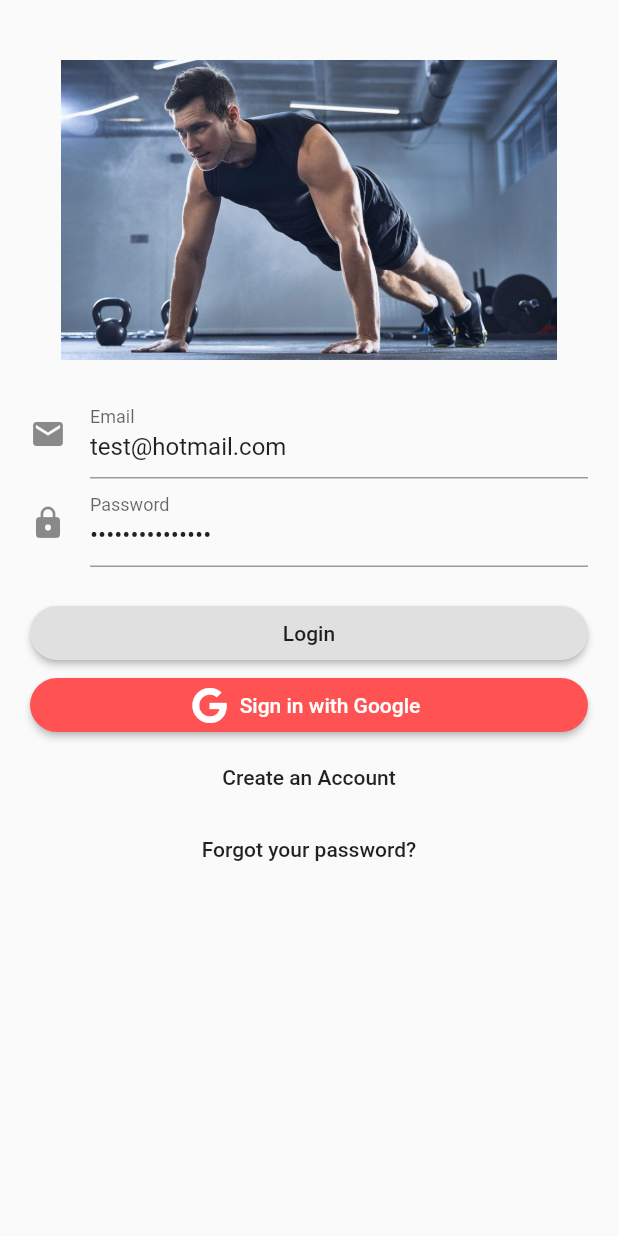
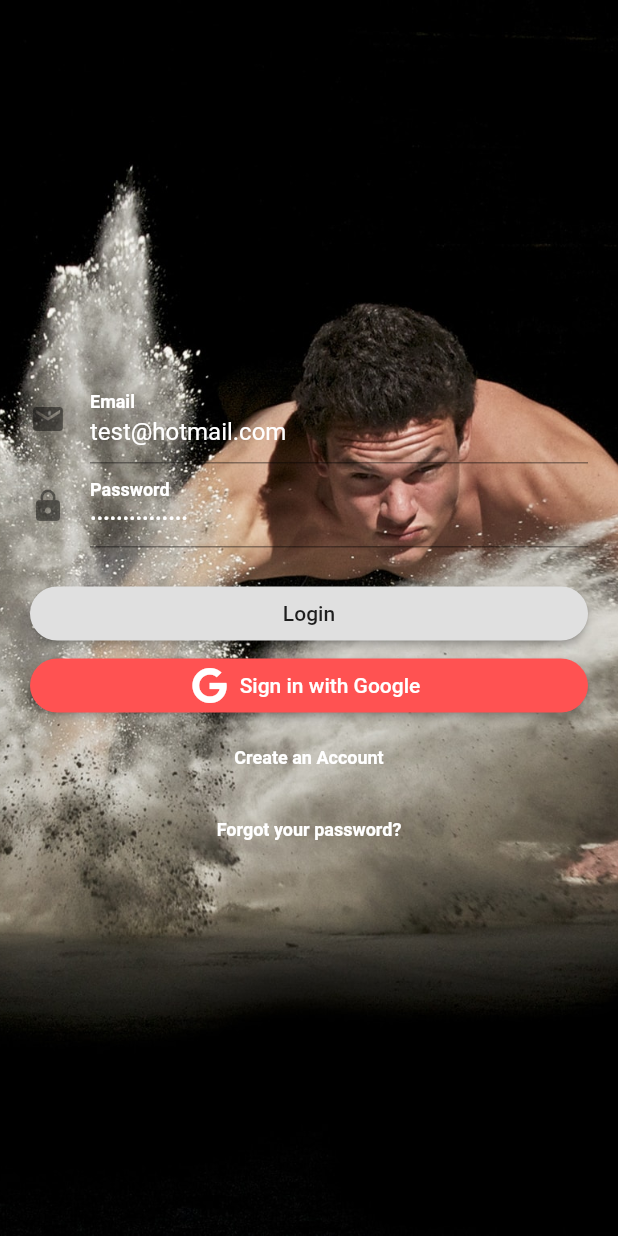
Before and after one commit to joakiti/PushupsApp, a Flutter app: the screen it shows after launch, on a phone screen of 412 x 824 dp. Run offline on Flutter 3.47's test engine with Material 2 defaults, Android fonts, the phone set to English and light mode, and no system bars; our stand-ins replace bloc, dotted_border, equatable, firebase_auth, flare_flutter, flutter_bloc and 6 more; accounts and stored records are empty.

Commit message:
new update for levels

```diff
--- /dev/null
+++ b/lib/models/sets/set_level.dart
@@ -0,0 +1,9 @@
+import 'package:flutter/material.dart';
+import 'package:project_nash_equilibrium/models/sets/sets.dart';
+
+class SetLevel {
+  List<Sets> sets;
+  int level;
+
+  SetLevel({@required this.sets, @required this.level});
+}
--- a/lib/models/sets/sets.dart
+++ b/lib/models/sets/sets.dart
@@ -4,11 +4,8 @@ import 'package:flutter/material.dart';
 class Sets extends Equatable {
   Sets({
     @required this.set,
-    @required this.level,
-  })  : total = set.reduce((a, b) => a + b),
-        super([set, level]);
+  })  : total = set.reduce((a, b) => a + b);
 
   final List<int> set;
   final int total;
-  final int level;
 }
--- a/lib/pages/main/mainPage.dart
+++ b/lib/pages/main/mainPage.dart
@@ -4,6 +4,8 @@ import 'package:font_awesome_flutter/font_awesome_flutter.dart';
 import 'package:project_nash_equilibrium/helpers/helpers.dart';
 import 'package:project_nash_equilibrium/interfaces/MainPageInterface.dart';
 import 'package:project_nash_equilibrium/models/mainpage/bloc.dart';
+import 'package:project_nash_equilibrium/pages/main/mainPage/historyPage.dart';
+import 'package:project_nash_equilibrium/pages/main/mainPage/levelsPage.dart';
 
 import 'mainPage/notificationPage.dart';
 import 'mainPage/setPage.dart';
@@ -18,7 +20,7 @@ class MainPage extends StatefulWidget {
 class _MainPageState extends State<MainPage> {
   PageController controller;
 
-  List<MainPageInterface> get pages => [NotificationPage(), SetPage(), ];
+  List<MainPageInterface> get pages => [NotificationPage(), SetPage(), LevelsPage(), HistoryPage()];
 
   @override
   void initState() {
--- a/lib/pages/main/mainPage/setPage.dart
+++ b/lib/pages/main/mainPage/setPage.dart
@@ -190,7 +190,7 @@ class _SetPageState extends State<SetPage>
           child: Align(
             alignment: Alignment.center,
             child: Padding(
-              child: Text("LEVEL " + sets.level.toString(),
+              child: Text("LEVEL " + "2",//sets.level.toString(),
                   style: TextStyle(
                       fontWeight: FontWeight.bold,
                       fontStyle: FontStyle.italic,
--- a/lib/pages/sign_in/buttons/create_account_button.dart
+++ b/lib/pages/sign_in/buttons/create_account_button.dart
@@ -1,5 +1,6 @@
 
 import 'package:flutter/material.dart';
+import 'package:project_nash_equilibrium/helpers/TextStyleProvider.dart';
 import 'package:project_nash_equilibrium/models/repositories/user_repository.dart';
 
 import '../register_screen.dart';
@@ -16,6 +17,7 @@ class CreateAccountButton extends StatelessWidget {
     return FlatButton(
       child: Text(
         'Create an Account',
+        style: TextStyleProvider.bold(12),
       ),
       onPressed: () {
         Navigator.of(context).push(
--- a/lib/pages/sign_in/buttons/lost_password_button.dart
+++ b/lib/pages/sign_in/buttons/lost_password_button.dart
@@ -1,4 +1,5 @@
 import 'package:flutter/material.dart';
+import 'package:project_nash_equilibrium/helpers/TextStyleProvider.dart';
 import 'package:project_nash_equilibrium/models/repositories/user_repository.dart';
 
 import '../register_screen.dart';
@@ -11,9 +12,11 @@ class LostPasswordButton extends StatelessWidget {
 
   @override
   Widget build(BuildContext context) {
-    return FlatButton(
+    return Container(
+      child: FlatButton(
           child: Text(
             'Forgot your password?',
+            style: TextStyleProvider.bold(12),
           ),
           onPressed: () {
             showDialog(
@@ -27,7 +30,8 @@ class LostPasswordButton extends StatelessWidget {
                     ],
                   );
                 });
-        });
+          }),
+    );
   }
 //_userRepository.resetUserPassword(user)
 /**
--- a/lib/pages/sign_in/login_form.dart
+++ b/lib/pages/sign_in/login_form.dart
@@ -1,5 +1,7 @@
 import 'package:flutter/material.dart';
+import 'package:flutter/painting.dart';
 import 'package:flutter_bloc/flutter_bloc.dart';
+import 'package:project_nash_equilibrium/helpers/TextStyleProvider.dart';
 import 'package:project_nash_equilibrium/models/bloc.dart';
 import 'package:project_nash_equilibrium/models/repositories/user_repository.dart';
 import 'package:project_nash_equilibrium/pages/sign_in/buttons/lost_password_button.dart';
@@ -7,6 +9,7 @@ import 'buttons/create_account_button.dart';
 import 'buttons/google_login_button.dart';
 import 'buttons/login_button.dart';
 import 'login/bloc.dart';
+import 'dart:ui' as ui;
 
 class LoginForm extends StatefulWidget {
   final UserRepository _userRepository;
@@ -19,8 +22,10 @@ class LoginForm extends StatefulWidget {
 }
 
 class _LoginFormState extends State<LoginForm> {
-  final TextEditingController _emailController = TextEditingController(text: "test@hotmail.com");
-  final TextEditingController _passwordController = TextEditingController(text: "secretpassword1");
+  final TextEditingController _emailController =
+      TextEditingController(text: "test@hotmail.com");
+  final TextEditingController _passwordController =
+      TextEditingController(text: "secretpassword1");
 
   LoginBloc _loginBloc;
 
@@ -80,18 +85,30 @@ class _LoginFormState extends State<LoginForm> {
       child: BlocBuilder(
         bloc: _loginBloc,
         builder: (BuildContext context, LoginState state) {
-          return Padding(
-            padding: EdgeInsets.all(20.0),
+          return Column(
+            children: <Widget>[
+              SizedBox(height: 250,),
+              Align(
+                alignment: Alignment.bottomCenter,
+                child: Padding(
+                  padding: EdgeInsets.fromLTRB(20, 0, 20, 0),
+                  child: Column(
+                    children: <Widget>[
+                      Container(
+                        /**
+                         * If it does not have a height, app dies.
+                         */
+                        height: 350,
+                        alignment: Alignment.bottomCenter,
                         child: Form(
                           child: ListView(
                             children: <Widget>[
-                  Padding(
-                    padding: EdgeInsets.symmetric(vertical: 20),
-                    child: Image.asset('assets/pushups.jpg', height: 200),
-                  ),
                               TextFormField(
+                                style: TextStyle(color: Colors.white),
                                 controller: _emailController,
                                 decoration: InputDecoration(
+                                  fillColor: Colors.white,
+                                  labelStyle: TextStyleProvider.bold(16),
                                   icon: Icon(Icons.email),
                                   labelText: 'Email',
                                 ),
@@ -104,8 +121,11 @@ class _LoginFormState extends State<LoginForm> {
                                 },
                               ),
                               TextFormField(
+                                style: TextStyleProvider.regular(14),
                                 controller: _passwordController,
                                 decoration: InputDecoration(
+                                  labelStyle: TextStyleProvider.bold(16),
+                                  fillColor: Colors.white,
                                   icon: Icon(Icons.lock),
                                   labelText: 'Password',
                                 ),
@@ -125,7 +145,8 @@ class _LoginFormState extends State<LoginForm> {
                                   children: <Widget>[
                                     LoginButton(onPressed: _onFormSubmitted),
                                     GoogleLoginButton(),
-                        CreateAccountButton(userRepository: _userRepository),
+                                    CreateAccountButton(
+                                        userRepository: _userRepository),
                                     LostPasswordButton(userRepo: _userRepository)
                                   ],
                                 ),
@@ -133,6 +154,12 @@ class _LoginFormState extends State<LoginForm> {
                             ],
                           ),
                         ),
+                      ),
+                    ],
+                  ),
+                ),
+              ),
+            ],
           );
         },
       ),
--- a/lib/pages/sign_in/login_screen.dart
+++ b/lib/pages/sign_in/login_screen.dart
@@ -1,10 +1,11 @@
-
 import 'package:flutter/material.dart';
 import 'package:flutter_bloc/flutter_bloc.dart';
 import 'package:project_nash_equilibrium/models/repositories/user_repository.dart';
 
 import 'login/bloc.dart';
 import 'login_form.dart';
+import 'dart:ui' as ui;
+
 
 class LoginScreen extends StatefulWidget {
   final UserRepository _userRepository;
@@ -32,11 +33,28 @@ class _LoginScreenState extends State<LoginScreen> {
 
   @override
   Widget build(BuildContext context) {
-    return Scaffold(
-      body: BlocProvider<LoginBloc>(
-        create: (context) =>  _loginBloc,
-        child: LoginForm(userRepository: _userRepository),
-      ),
+    return Stack(
+      children: [
+        /**
+         * The background of the sign in page.
+         */
+        Scaffold(
+          resizeToAvoidBottomPadding: false,
+          body: Image.asset(
+            "assets/pushup_man.jpg",
+            height: ui.window.physicalSize.height,
+            fit: BoxFit.fitHeight,
+          ),
+        ),
+        Scaffold(
+          resizeToAvoidBottomPadding: false,
+          backgroundColor: Colors.transparent,
+          body: BlocProvider<LoginBloc>(
+            create: (context) => _loginBloc,
+            child: LoginForm(userRepository: _userRepository),
+          ),
+        )
+      ],
     );
   }
 
--- a/lib/pages/workoutPage/workoutPage.dart
+++ b/lib/pages/workoutPage/workoutPage.dart
@@ -6,11 +6,10 @@ import 'package:flutter_svg/svg.dart';
 import 'package:project_nash_equilibrium/helpers/TextStyleProvider.dart';
 import 'package:project_nash_equilibrium/helpers/colors.dart';
 import 'package:project_nash_equilibrium/models/active_workout/bloc.dart';
-import 'package:project_nash_equilibrium/models/sets/sets.dart';
 import 'package:project_nash_equilibrium/pages/workoutPage/workoutPop.dart';
 
+import 'chill_area.dart';
 import 'workoutPageHelperFunctions.dart';
-import 'chill_area.dart';
 
 class WorkoutPage extends StatefulWidget {
   @override
--- a/pubspec.yaml
+++ b/pubspec.yaml
@@ -26,6 +26,7 @@ dependencies:
   flutter_widgets: ^0.1.7+1
   font_awesome_flutter: ^8.5.0
   rxdart: ^0.22.1+1
+  flare_flutter: ^1.8.3
   cloud_firestore: ^0.12.9+4
   firebase_auth: ^0.15.3
   google_sign_in: ^4.0.1+1
@@ -56,6 +57,9 @@ flutter:
   assets:
     - ./assets/pushups.jpg
     - ./assets/nose.svg
+    - ./assets/pushup_man.jpg
+    - ./assets/flare/ExpandCollapse.flr
+    - ./assets/flare/right_arrow.png
   #  - images/a_dot_ham.jpeg
 
   # An image asset can refer to one or more resolution-specific "variants", see
```
Also changed, not shown: lib/components/level_selection.dart (added, +192 -0 lines), lib/models/repositories/repository.dart (+56 -2 lines), lib/pages/main/mainPage/historyPage.dart (added, +23 -0 lines), lib/pages/main/mainPage/levelsPage.dart (+25 -10 lines), lib/pages/sign_in/splash_screen.dart (+6 -1 lines), assets/flare/right_arrow.png (added), assets/pushup_man.jpg (added), pubspec.lock, 1 other file. Lines whose indentation alone changed are shown as unchanged.
